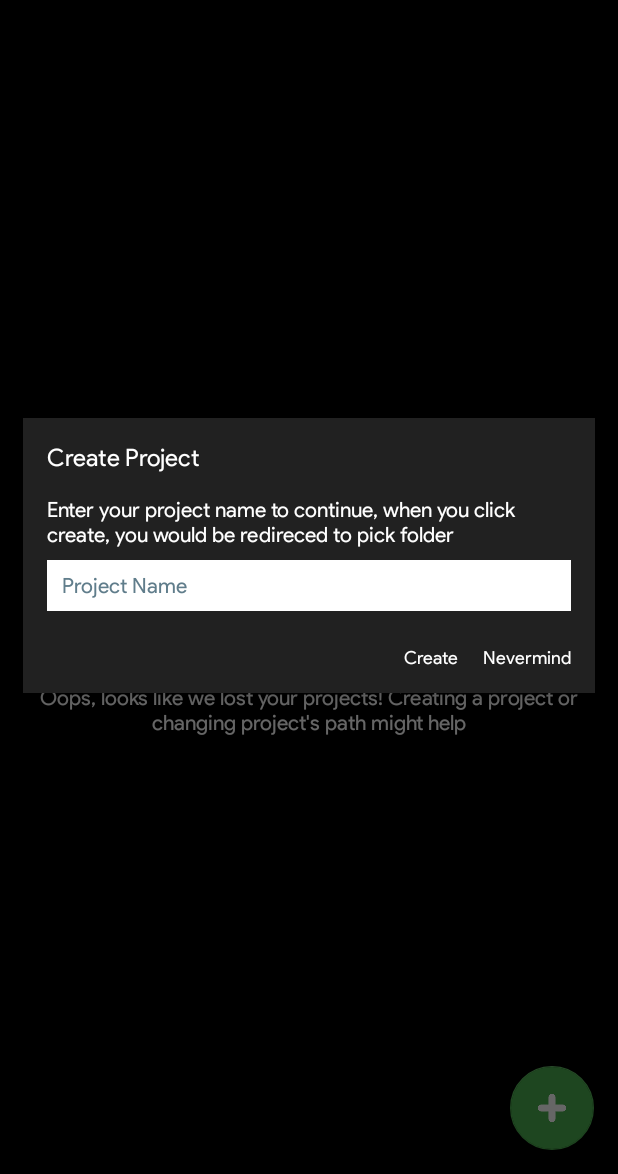
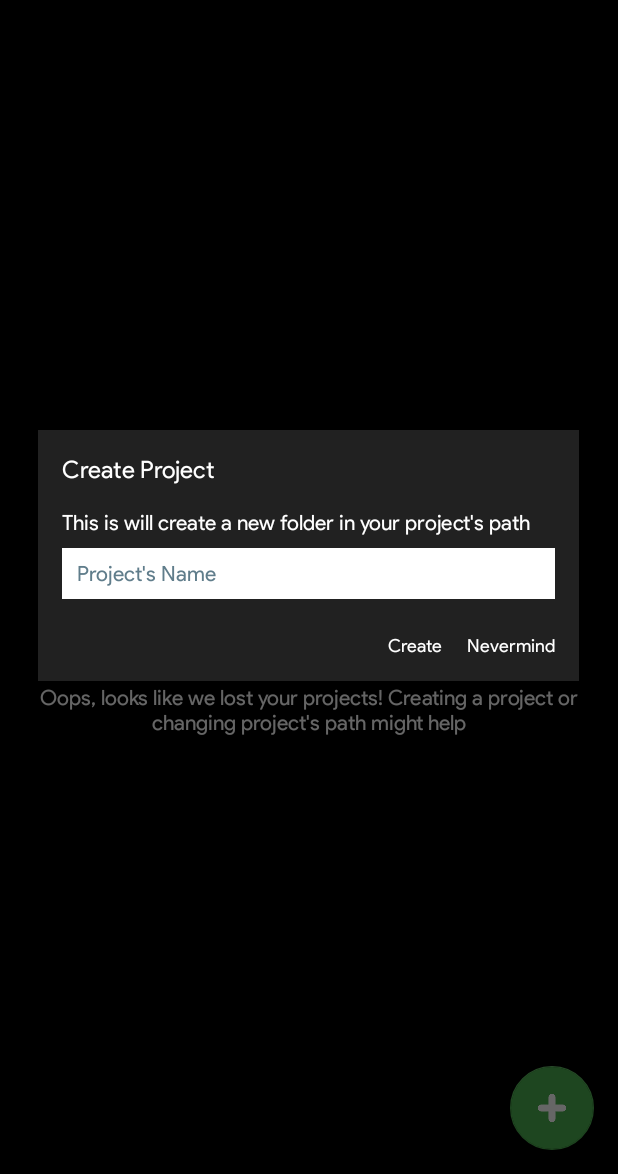
Before and after one commit to GreenCityLife/Green-Coder, an Android app: the screen it shows after launch (ProjectsActivity), in the options menu, after a tap on "Create Project", on a phone screen of 412 x 824 dp, the part 62-1236 px from its top. Run offline under Robolectric (Android 15) with nearby library versions, the light colour scheme and no system bars.

Commit message:
Added create project functionality

```diff
--- a/app/src/main/java/com/greencitylife/greencoder/ProjectsActivity.java
+++ b/app/src/main/java/com/greencitylife/greencoder/ProjectsActivity.java
@@ -69,8 +69,9 @@ public class ProjectsActivity extends AppCompatActivity {
 		super.onCreate(_savedInstanceState);
 		setContentView(R.layout.projects);
 		initialize(_savedInstanceState);
-		if (ContextCompat.checkSelfPermission(this, Manifest.permission.READ_EXTERNAL_STORAGE) == PackageManager.PERMISSION_DENIED) {
-			ActivityCompat.requestPermissions(this, new String[] {Manifest.permission.READ_EXTERNAL_STORAGE}, 1000);
+		if (ContextCompat.checkSelfPermission(this, Manifest.permission.READ_EXTERNAL_STORAGE) == PackageManager.PERMISSION_DENIED
+		|| ContextCompat.checkSelfPermission(this, Manifest.permission.WRITE_EXTERNAL_STORAGE) == PackageManager.PERMISSION_DENIED) {
+			ActivityCompat.requestPermissions(this, new String[] {Manifest.permission.READ_EXTERNAL_STORAGE, Manifest.permission.WRITE_EXTERNAL_STORAGE}, 1000);
 		}
 		else {
 			initializeLogic();
@@ -221,8 +222,8 @@ public class ProjectsActivity extends AppCompatActivity {
 		input.setFocusable(true);
 		input.setFocusableInTouchMode(true);
 		title.setText("Create Project");
-		message.setText("Enter your project name to continue, when you click create, you would be redireced to pick folder");
-		input.setHint("Project Name");
+		message.setText("This is will create a new folder in your project's path");
+		input.setHint("Project's Name");
 		title.setTypeface(Typeface.createFromAsset(getAssets(),"fonts/en_medium.ttf"), 0);
 		message.setTypeface(Typeface.createFromAsset(getAssets(),"fonts/en_medium.ttf"), 0);
 		ok.setTypeface(Typeface.createFromAsset(getAssets(),"fonts/en_medium.ttf"), 0);
@@ -239,6 +240,8 @@ public class ProjectsActivity extends AppCompatActivity {
 				if (!input.getText().toString().equals("")) {
 					name = input.getText().toString();
 					create.dismiss();
+					FileUtil.writeFile(file.getString("path", "").concat("/".concat(name.concat("/.gncode/index.json"))), default_settings);
+					_refresh();
 				} else {
 					SketchwareUtil.showMessage(getApplicationContext(), "Empty File Name");
 				}
@@ -348,12 +351,15 @@ public class ProjectsActivity extends AppCompatActivity {
 		}
 		l1.setOnClickListener(new View.OnClickListener(){ public void onClick(View v){
 				create_opt.dismiss();
+				_create_dialog();
 			} });
 		l2.setOnClickListener(new View.OnClickListener(){ public void onClick(View v){
 				create_opt.dismiss();
+				SketchwareUtil.showMessage(getApplicationContext(), "Comming Soon");
 			} });
 		l3.setOnClickListener(new View.OnClickListener(){ public void onClick(View v){
 				create_opt.dismiss();
+				SketchwareUtil.showMessage(getApplicationContext(), "Comming Soon");
 			} });
 		create_opt.show();
 	}
--- a/app/src/main/java/com/greencitylife/greencoder/SettingsActivity.java
+++ b/app/src/main/java/com/greencitylife/greencoder/SettingsActivity.java
@@ -350,7 +350,8 @@ public class SettingsActivity extends AppCompatActivity {
 		textview8.setTypeface(Typeface.createFromAsset(getAssets(),"fonts/en_medium.ttf"), 0);
 		textview9.setTypeface(Typeface.createFromAsset(getAssets(),"fonts/en_medium.ttf"), 1);
 		textview10.setTypeface(Typeface.createFromAsset(getAssets(),"fonts/en_medium.ttf"), 0);
-		textview11.setTypeface(Typeface.createFromAsset(getAssets(),"fonts/en_medium.ttf"), 0);
+		textview11.setTypeface(Typeface.createFromAsset(getAssets(),"fonts/en_medium.ttf"), 1);
+		textview12.setTypeface(Typeface.createFromAsset(getAssets(),"fonts/en_medium.ttf"), 0);
 		textview14.setTypeface(Typeface.createFromAsset(getAssets(),"fonts/en_medium.ttf"), 1);
 		textview15.setTypeface(Typeface.createFromAsset(getAssets(),"fonts/en_medium.ttf"), 0);
 		textview16.setTypeface(Typeface.createFromAsset(getAssets(),"fonts/en_medium.ttf"), 1);
```
Also changed, not shown: 17 other files.
